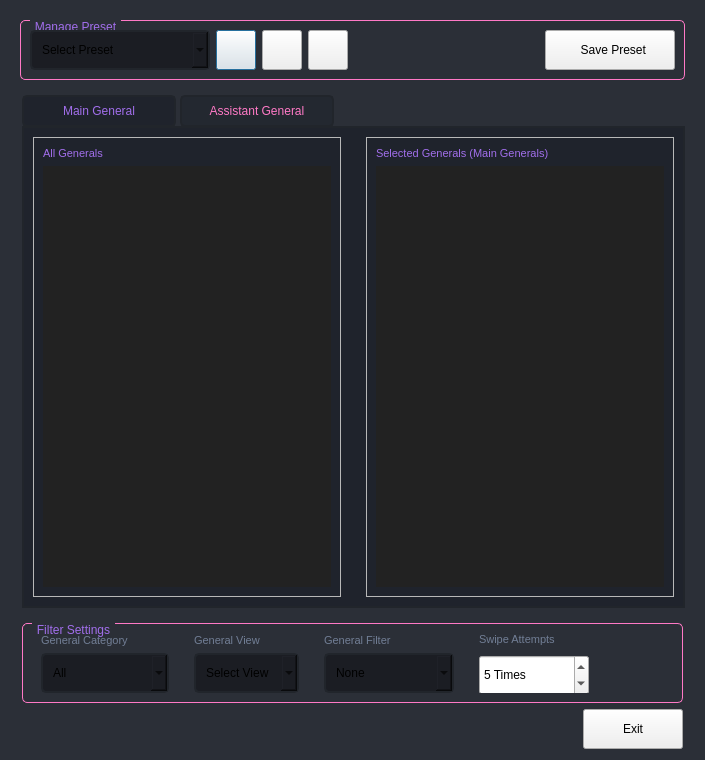
Qt form gui/ui_files/generals_selection.ui (evsahal/TaskEX) before a commit.
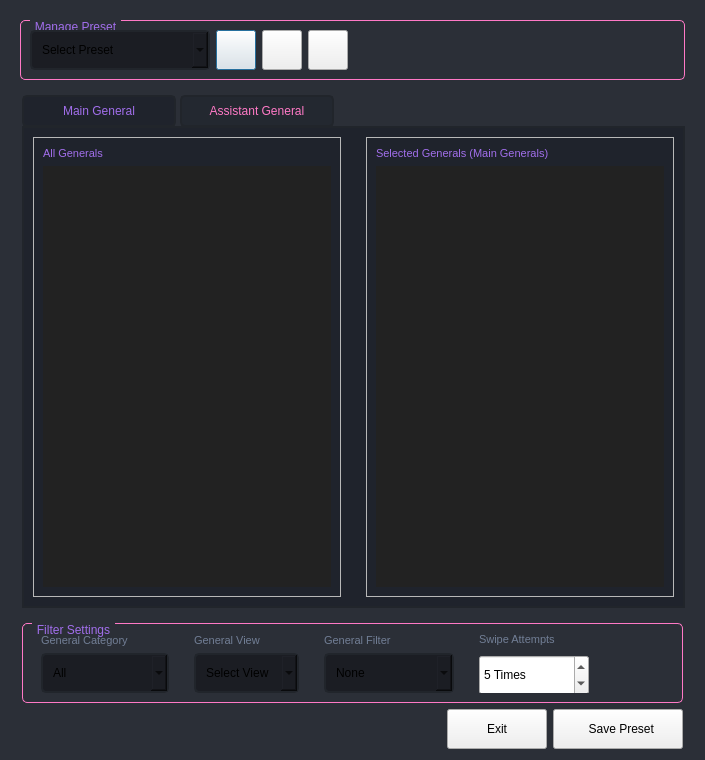
The same form after that commit. Icons and pictures are not drawn. Custom widgets are drawn as their Qt base class.

Commit message: march speed dialog

What changed in the file:
```diff
--- a/gui/ui_files/generals_selection.ui
+++ b/gui/ui_files/generals_selection.ui
@@ -368,52 +368,6 @@
               </layout>
              </widget>
             </item>
-            <item alignment="Qt::AlignmentFlag::AlignRight">
-             <widget class="QFrame" name="frame_12">
-              <property name="frameShape">
-               <enum>QFrame::Shape::NoFrame</enum>
-              </property>
-              <property name="frameShadow">
-               <enum>QFrame::Shadow::Raised</enum>
-              </property>
-              <layout class="QHBoxLayout" name="horizontalLayout_9">
-               <property name="leftMargin">
-                <number>0</number>
-               </property>
-               <property name="topMargin">
-                <number>0</number>
-               </property>
-               <property name="rightMargin">
-                <number>0</number>
-               </property>
-               <property name="bottomMargin">
-                <number>0</number>
-               </property>
-               <item>
-                <widget class="QPushButton" name="save_btn">
-                 <property name="minimumSize">
-                  <size>
-                   <width>130</width>
-                   <height>40</height>
-                  </size>
-                 </property>
-                 <property name="maximumSize">
-                  <size>
-                   <width>16777215</width>
-                   <height>40</height>
-                  </size>
-                 </property>
-                 <property name="text">
-                  <string>  Save Preset</string>
-                 </property>
-                 <property name="icon">
-                  <iconset theme="QIcon::ThemeIcon::DocumentSave"/>
-                 </property>
-                </widget>
-               </item>
-              </layout>
-             </widget>
-            </item>
            </layout>
           </widget>
          </item>
@@ -1061,7 +1015,7 @@
      </layout>
     </widget>
    </item>
-   <item>
+   <item alignment="Qt::AlignmentFlag::AlignRight">
     <widget class="QFrame" name="frame_3">
      <property name="frameShape">
       <enum>QFrame::Shape::NoFrame</enum>
@@ -1095,6 +1049,28 @@
         </property>
        </widget>
       </item>
+      <item>
+       <widget class="QPushButton" name="save_btn">
+        <property name="minimumSize">
+         <size>
+          <width>130</width>
+          <height>40</height>
+         </size>
+        </property>
+        <property name="maximumSize">
+         <size>
+          <width>16777215</width>
+          <height>40</height>
+         </size>
+        </property>
+        <property name="text">
+         <string>  Save Preset</string>
+        </property>
+        <property name="icon">
+         <iconset theme="QIcon::ThemeIcon::DocumentSave"/>
+        </property>
+       </widget>
+      </item>
      </layout>
     </widget>
    </item>
```
The commit also changes 5 other files.
